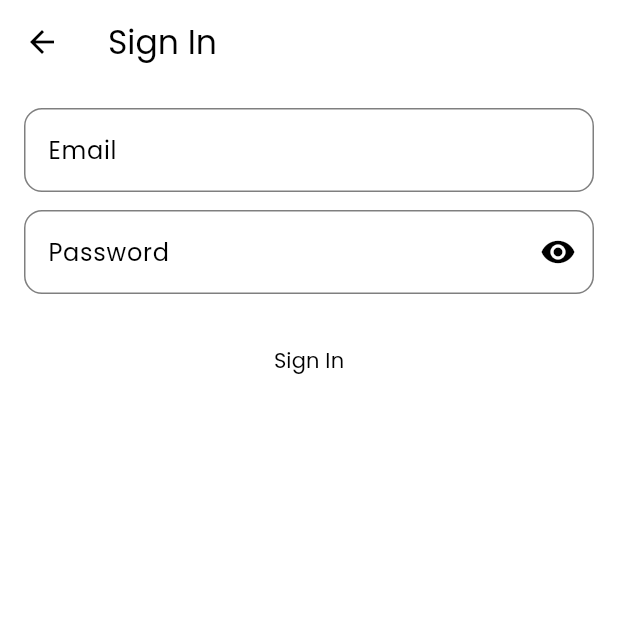
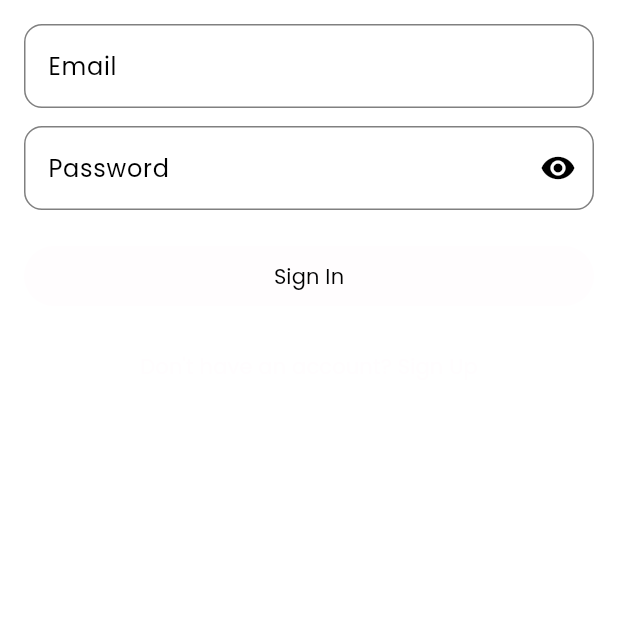
Before and after one commit to Sharkfin07/codexia, a Flutter app: the screen it shows after launch, on a phone screen of 412 x 824 dp, the top half of it. Run offline on Flutter 3.47's test engine with Material 3 defaults, Android fonts, the phone set to English and light mode, and no system bars; our stand-ins replace cloud_firestore, dio, firebase_auth; accounts and stored records are empty; network calls fail.

Commit message:
fix: Fixed opacity problem at the AppPalette

```diff
--- a/lib/presentation/screens/auth/sign_in_screen.dart
+++ b/lib/presentation/screens/auth/sign_in_screen.dart
@@ -48,14 +48,13 @@ class _SignInScreenState extends State<SignInScreen> {
   @override
   Widget build(BuildContext context) {
     final scheme = Theme.of(context).colorScheme;
-    final inputFill = scheme.surface.withOpacity(0.08);
+    final inputFill = scheme.surface.withValues(alpha: 0.08);
     final border = OutlineInputBorder(
       borderRadius: BorderRadius.circular(12),
-      borderSide: BorderSide(color: scheme.outline.withOpacity(0.5)),
+      borderSide: BorderSide(color: scheme.outline.withValues(alpha: 0.5)),
     );
 
     return Scaffold(
-      appBar: AppBar(title: const Text('Sign In')),
       body: SafeArea(
         child: Padding(
           padding: const EdgeInsets.all(16),
@@ -134,7 +133,6 @@ class _SignInScreenState extends State<SignInScreen> {
                       ? null
                       : () =>
                             Navigator.pushReplacementNamed(context, '/sign-up'),
-                  style: TextButton.styleFrom(foregroundColor: scheme.primary),
                   child: const Text("Don't have an account? Sign Up"),
                 ),
               ],
--- a/lib/presentation/theme/app_palette.dart
+++ b/lib/presentation/theme/app_palette.dart
@@ -11,10 +11,10 @@ import 'package:flutter/material.dart';
  */
 
 class AppPalette {
-  static const lightPrimary = Color(0x00fffdfe);
-  static const lightSecondary = Color(0x00ffe9f2);
-  static const darkPrimary = Color(0x0010082d);
-  static const darkSecondary = Color(0x00180161);
-  static const lightPink = Color(0x00ffcce4);
-  static const darkPink = Color(0x00eb3678);
+  static const lightPrimary = Color(0xFFFFFDFE);
+  static const lightSecondary = Color(0xFFFFE9F2);
+  static const darkPrimary = Color(0xFF10082D);
+  static const darkSecondary = Color(0xFF180161);
+  static const lightPink = Color(0xFFFFCCE4);
+  static const darkPink = Color(0xFFEB3678);
 }
--- a/lib/presentation/theme/app_theme.dart
+++ b/lib/presentation/theme/app_theme.dart
@@ -3,6 +3,7 @@ import './app_palette.dart';
 
 class AppTheme {
   static ThemeData lightTheme() {
+    print("light mode");
     final scheme = ColorScheme.light(
       primary: AppPalette.lightPrimary,
       secondary: AppPalette.lightSecondary,
@@ -21,13 +22,14 @@ class AppTheme {
   }
 
   static ThemeData darkTheme() {
+    print("dark mode");
     final scheme = ColorScheme.dark(
-      primary: AppPalette.darkPrimary,
-      secondary: AppPalette.darkSecondary,
+      primary: AppPalette.darkPink,
+      secondary: AppPalette.darkPrimary,
       surface: const Color(0xFF120A2A),
-      onPrimary: Colors.white,
-      onSecondary: Colors.white,
-      onSurface: Colors.white,
+      onPrimary: AppPalette.lightPrimary,
+      onSecondary: AppPalette.lightPrimary,
+      onSurface: AppPalette.lightPrimary,
     );
 
     return ThemeData(
```
Also changed, not shown: lib/presentation/screens/auth/sign_up_screen.dart (+25 -9 lines).
